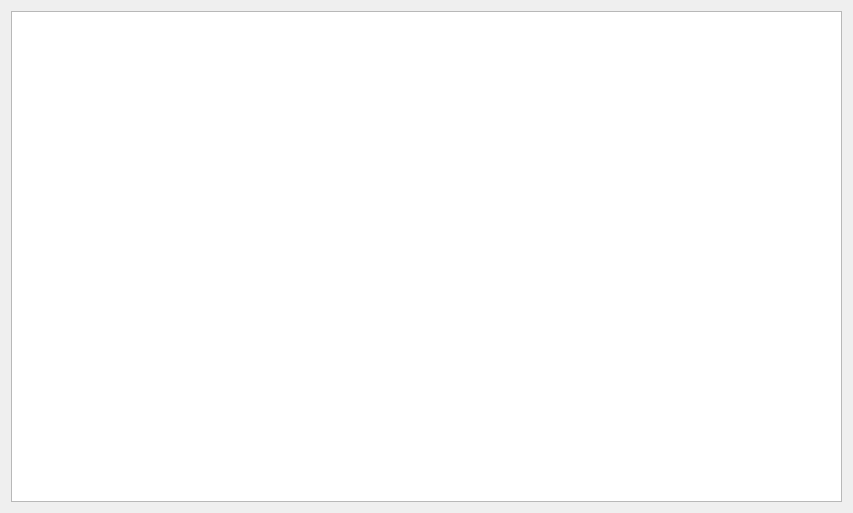
This is table_form_1_2_batch_transfer.ui in zanxi/qt_protowebclient as Qt 5 draws it before an edit. The edited form follows.
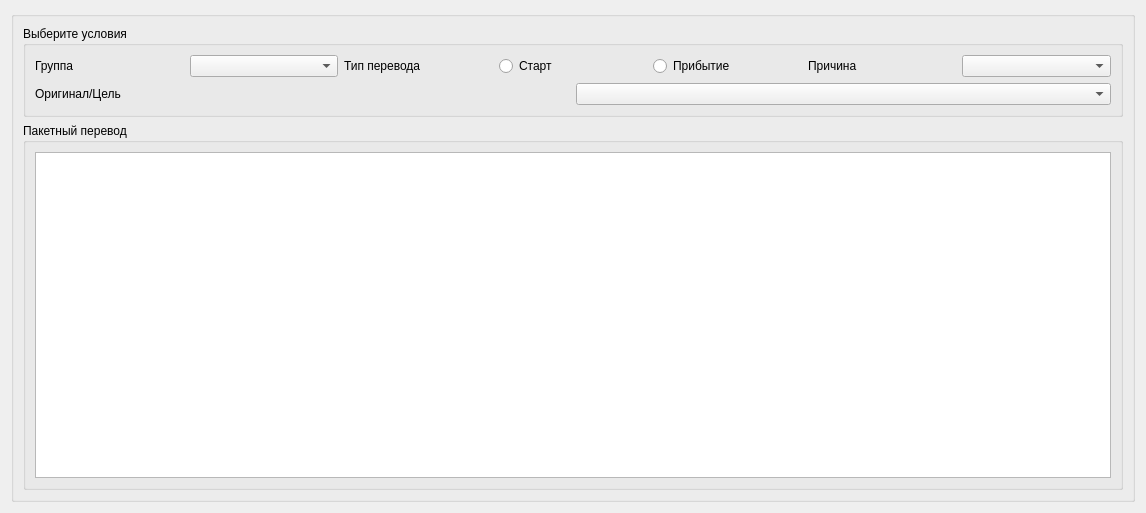
This is the edited form.

```diff
--- a/table_form_1_2_batch_transfer.ui
+++ b/table_form_1_2_batch_transfer.ui
@@ -6,16 +6,116 @@
    <rect>
     <x>0</x>
     <y>0</y>
-    <width>853</width>
+    <width>1146</width>
     <height>513</height>
    </rect>
   </property>
   <property name="windowTitle">
    <string>Form</string>
   </property>
-  <layout class="QHBoxLayout" name="horizontalLayout">
+  <layout class="QHBoxLayout" name="horizontalLayout_4">
    <item>
-    <widget class="QTableWidget" name="tableWidget"/>
+    <layout class="QVBoxLayout" name="verticalLayout">
+     <item>
+      <widget class="QGroupBox" name="groupBox_2">
+       <property name="title">
+        <string/>
+       </property>
+       <layout class="QGridLayout" name="gridLayout">
+        <item row="0" column="0">
+         <widget class="QGroupBox" name="groupBox">
+          <property name="minimumSize">
+           <size>
+            <width>0</width>
+            <height>70</height>
+           </size>
+          </property>
+          <property name="title">
+           <string>Выберите условия</string>
+          </property>
+          <layout class="QVBoxLayout" name="verticalLayout_3">
+           <item>
+            <layout class="QVBoxLayout" name="verticalLayout_2">
+             <item>
+              <layout class="QHBoxLayout" name="horizontalLayout_2">
+               <item>
+                <widget class="QLabel" name="label">
+                 <property name="text">
+                  <string>Группа</string>
+                 </property>
+                </widget>
+               </item>
+               <item>
+                <widget class="QComboBox" name="comboBox"/>
+               </item>
+               <item>
+                <widget class="QLabel" name="label_2">
+                 <property name="text">
+                  <string>Тип перевода</string>
+                 </property>
+                </widget>
+               </item>
+               <item>
+                <widget class="QRadioButton" name="radioButton">
+                 <property name="text">
+                  <string>Старт</string>
+                 </property>
+                </widget>
+               </item>
+               <item>
+                <widget class="QRadioButton" name="radioButton_2">
+                 <property name="text">
+                  <string>Прибытие</string>
+                 </property>
+                </widget>
+               </item>
+               <item>
+                <widget class="QLabel" name="label_4">
+                 <property name="text">
+                  <string>Причина</string>
+                 </property>
+                </widget>
+               </item>
+               <item>
+                <widget class="QComboBox" name="comboBox_3"/>
+               </item>
+              </layout>
+             </item>
+             <item>
+              <layout class="QHBoxLayout" name="horizontalLayout_3">
+               <item>
+                <widget class="QLabel" name="label_3">
+                 <property name="text">
+                  <string>Оригинал/Цель</string>
+                 </property>
+                </widget>
+               </item>
+               <item>
+                <widget class="QComboBox" name="comboBox_2"/>
+               </item>
+              </layout>
+             </item>
+            </layout>
+           </item>
+          </layout>
+         </widget>
+        </item>
+        <item row="1" column="0">
+         <widget class="QGroupBox" name="groupBox_3">
+          <property name="title">
+           <string>Пакетный перевод</string>
+          </property>
+          <layout class="QHBoxLayout" name="horizontalLayout">
+           <item>
+            <widget class="QTableWidget" name="tableWidget"/>
+           </item>
+          </layout>
+         </widget>
+        </item>
+       </layout>
+      </widget>
+     </item>
+    </layout>
    </item>
   </layout>
  </widget>
```
